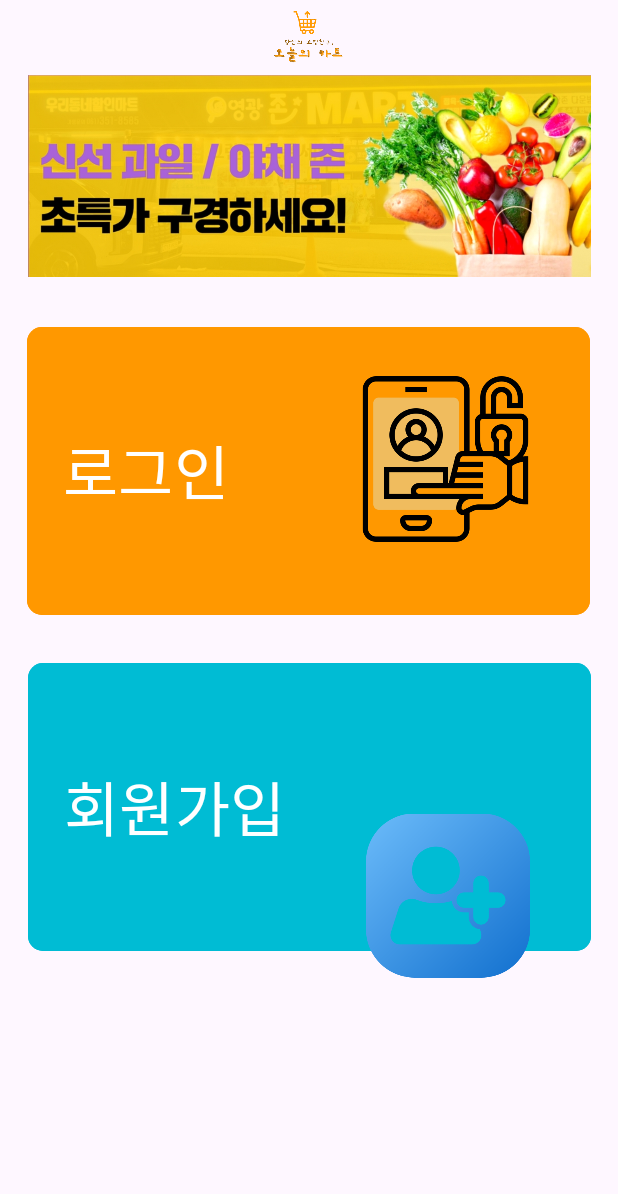
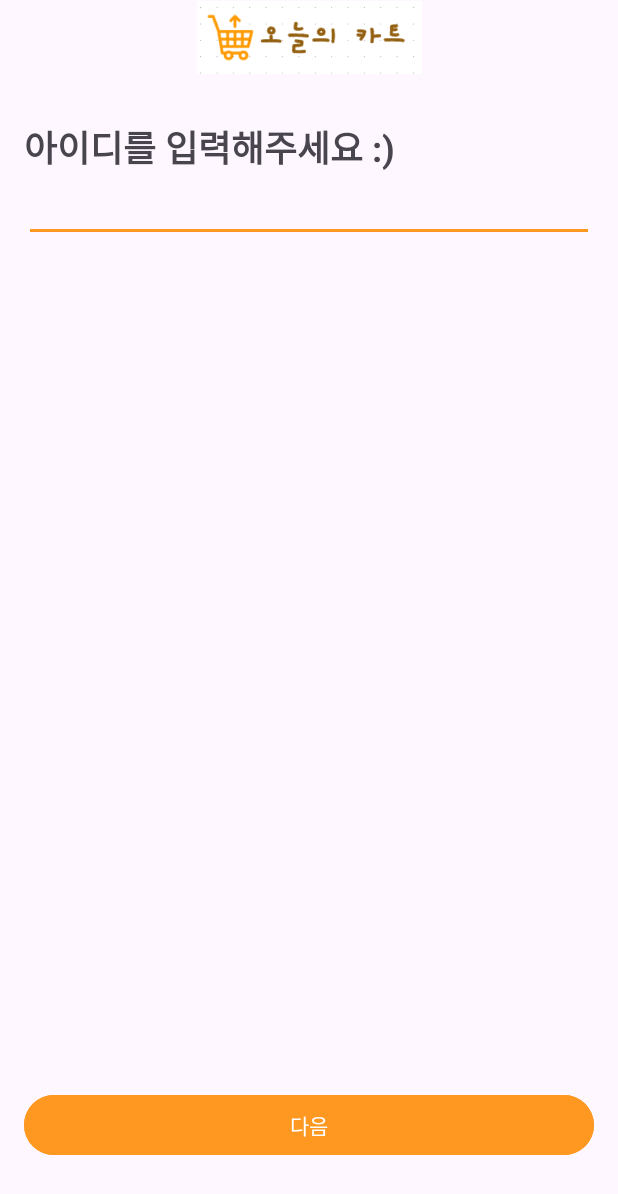
Before and after one commit to 2021-SMHRD-KDT-IoT-9/smart_todaycart, an Android app: the screen it shows after launch (MainActivity before the commit, JoinActivity after it), after a tap on "회원가입", on a phone screen of 412 x 824 dp. Shown: the top 1194 px of the screen. Run offline under Robolectric (Android 15) with nearby library versions, the phone set to English and light mode, and no system bars.

Commit message:
join process v2

```diff
--- /dev/null
+++ b/app/src/main/java/com/example/todaycart/JoinActivity.kt
@@ -0,0 +1,71 @@
+package com.example.todaycart
+
+import android.annotation.SuppressLint
+import android.content.Intent
+import androidx.appcompat.app.AppCompatActivity
+import android.os.Bundle
+import android.widget.Button
+import android.widget.EditText
+import android.widget.FrameLayout
+import android.widget.Toast
+
+class JoinActivity : AppCompatActivity() {
+
+    override fun onCreate(savedInstanceState: Bundle?) {
+        super.onCreate(savedInstanceState)
+        setContentView(R.layout.activity_join)
+
+        val fl : FrameLayout = findViewById(R.id.fl)
+        val btnNext : Button = findViewById(R.id.btnNext)
+        val fragmentList = arrayOf(StepTwoFragment(), StepThreeFragment(), StepFourFragment(), LastStepFragment())
+        var cnt : Int = 1
+
+
+            supportFragmentManager.beginTransaction().replace(
+                R.id.fl,
+                StepOneFragment()
+            ).commit()
+
+        btnNext.setOnClickListener {
+            cnt += 1
+            if (cnt == 2){
+                val one : EditText = findViewById(R.id.etInputId)
+                if (one != null){
+                    supportFragmentManager.beginTransaction().replace(
+                        R.id.fl,
+                        fragmentList[0]
+                    ).commit()
+                }else{
+                    Toast.makeText(this,"아이디를 입력하세요",Toast.LENGTH_SHORT).show()
+
+                }
+            }
+            if (cnt == 3){
+                supportFragmentManager.beginTransaction().replace(
+                    R.id.fl,
+                    fragmentList[1]
+                ).commit()
+            }
+            if (cnt == 4){
+                btnNext.text = "회원가입"
+                supportFragmentManager.beginTransaction().replace(
+                    R.id.fl,
+                    fragmentList[2]
+                ).commit()
+            }
+            if (cnt == 5){
+                btnNext.text = "홈으로"
+                supportFragmentManager.beginTransaction().replace(
+                    R.id.fl,
+                    fragmentList[3]
+                ).commit()
+            }
+            if (cnt == 6){
+                val intent = Intent(this,MainActivity::class.java)
+                startActivity(intent)
+            }
+        }
+
+
+    }
+}
--- a/app/src/main/java/com/example/todaycart/MainActivity.kt
+++ b/app/src/main/java/com/example/todaycart/MainActivity.kt
@@ -6,7 +6,7 @@ import android.os.Bundle
 import android.widget.Button
 import androidx.recyclerview.widget.LinearLayoutManager
 import androidx.recyclerview.widget.RecyclerView
-import joinfragment.StepOneFragment
+
 
 class MainActivity : AppCompatActivity() {
     override fun onCreate(savedInstanceState: Bundle?) {
@@ -25,7 +25,7 @@ class MainActivity : AppCompatActivity() {
             startActivity(intent)
         }
         btnJoin.setOnClickListener {
-            val intent = Intent(this@MainActivity,StepOneFragment::class.java)
+            val intent = Intent(this@MainActivity,JoinActivity::class.java)
             startActivity(intent)
         }
         members.add(MemberVO(R.drawable.ad))
--- a/app/src/main/java/com/example/todaycart/Main_AfterActivity.kt
+++ b/app/src/main/java/com/example/todaycart/Main_AfterActivity.kt
@@ -16,7 +16,7 @@ class Main_AfterActivity : AppCompatActivity() {
         val btnSearch : Button = findViewById(R.id.btnSearch)
         val btnMap : Button = findViewById(R.id.btnMap)
         val btnCall : Button = findViewById(R.id.btnCall)
-        Toast.makeText(this,"test",Toast.LENGTH_SHORT).show()
+
         var id = intent.getStringExtra("id")
         var pw = intent.getStringExtra("pw")
         if (id.toString().equals("손동연")&&pw.toString().equals("1234")){
--- a/app/src/main/java/joinfragment/StepFourFragment.kt
+++ b/app/src/main/java/com/example/todaycart/StepFourFragment.kt
@@ -1,11 +1,10 @@
-package joinfragment
+package com.example.todaycart
 
 import android.os.Bundle
 import androidx.fragment.app.Fragment
 import android.view.LayoutInflater
 import android.view.View
 import android.view.ViewGroup
-import com.example.todaycart.R
 
 // TODO: Rename parameter arguments, choose names that match
 // the fragment initialization parameters, e.g. ARG_ITEM_NUMBER
--- /dev/null
+++ b/app/src/main/res/layout/activity_join.xml
@@ -0,0 +1,36 @@
+<?xml version="1.0" encoding="utf-8"?>
+<androidx.constraintlayout.widget.ConstraintLayout xmlns:android="http://schemas.android.com/apk/res/android"
+    xmlns:app="http://schemas.android.com/apk/res-auto"
+    xmlns:tools="http://schemas.android.com/tools"
+    android:layout_width="match_parent"
+    android:layout_height="match_parent"
+    tools:context=".JoinActivity">
+
+    <Button
+        android:id="@+id/btnNext"
+        android:layout_width="0dp"
+        android:layout_height="wrap_content"
+        android:layout_marginStart="16dp"
+        android:layout_marginEnd="16dp"
+        android:layout_marginBottom="50dp"
+        android:backgroundTint="#FF9820"
+        android:text="다음"
+        app:layout_constraintBottom_toBottomOf="parent"
+        app:layout_constraintEnd_toEndOf="parent"
+        app:layout_constraintHorizontal_bias="0.0"
+        app:layout_constraintStart_toStartOf="parent" />
+
+    <FrameLayout
+        android:id="@+id/fl"
+        android:layout_width="0dp"
+        android:layout_height="0dp"
+        app:layout_constraintBottom_toBottomOf="parent"
+        app:layout_constraintEnd_toEndOf="parent"
+        app:layout_constraintHorizontal_bias="1.0"
+        app:layout_constraintStart_toStartOf="parent"
+        app:layout_constraintTop_toTopOf="parent">
+
+
+    </FrameLayout>
+
+</androidx.constraintlayout.widget.ConstraintLayout>
```
Also changed, not shown: app/src/main/AndroidManifest.xml (+5 -5 lines), app/src/main/java/com/example/todaycart/LastStepFragment.kt (renamed from app/src/main/java/joinfragment/StepThreeFragment.kt, +6 -7 lines), app/src/main/java/com/example/todaycart/StepOneFragment.kt (renamed from app/src/main/java/joinfragment/StepOneFragment.kt, +5 -10 lines), app/src/main/java/com/example/todaycart/StepThreeFragment.kt (renamed from app/src/main/java/joinfragment/StepTwoFragment.kt, +6 -7 lines), app/src/main/java/com/example/todaycart/StepTwoFragment.kt (added, +39 -0 lines), app/src/main/java/joinfragment/LastStepFragment.kt (deleted, +0 -60 lines), app/src/main/res/layout/fragment_last_step.xml (+0 -11 lines), app/src/main/res/layout/fragment_step_four.xml (+0 -11 lines), app/src/main/res/layout/fragment_step_one.xml (+1 -10 lines), app/src/main/res/layout/fragment_step_three.xml (+0 -10 lines), app/src/main/res/layout/fragment_step_two.xml (+0 -11 lines).
